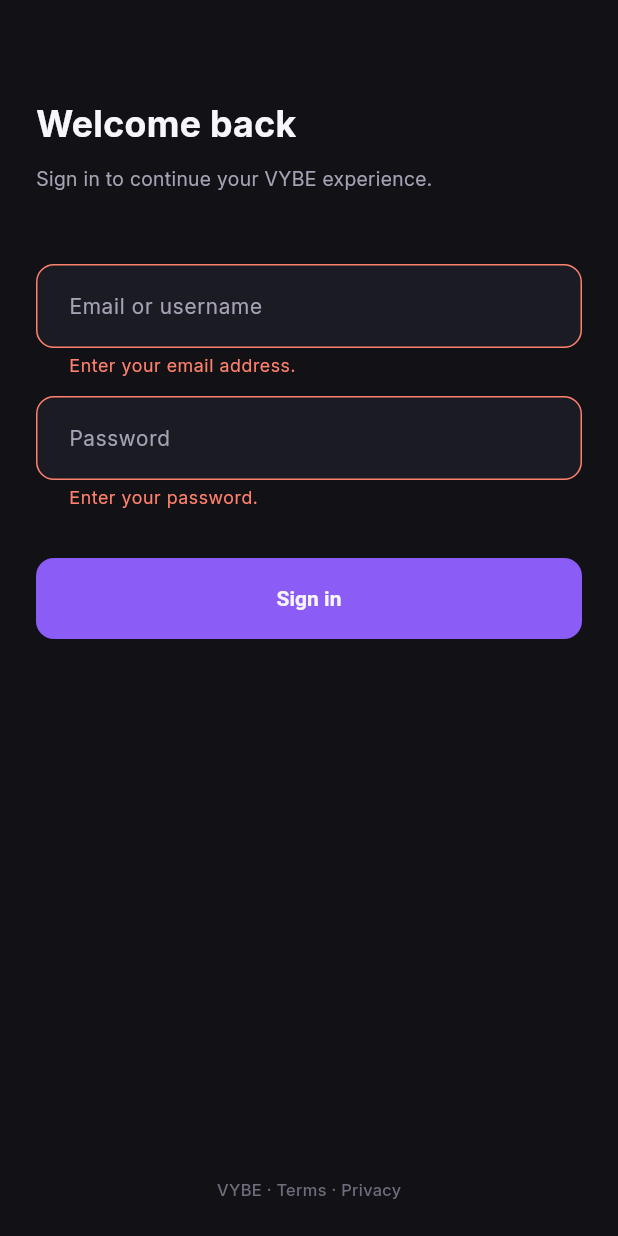
After one commit to WalterLugalia/vybe, a Flutter app: the SignInScreen screen opened by its route, after a tap on "Sign in", on a phone screen of 412 x 824 dp. The commit adds this screen. Run offline on Flutter 3.47's test engine with Material 3 defaults, Android fonts, the phone set to English and light mode, and no system bars; our stand-ins replace connectivity_plus, dio, flutter_dotenv, flutter_riverpod, go_router, hive_flutter and 1 more; accounts and stored records are empty.

Commit message:
feat(auth): add sign in screen with shared button and text field
- Add SignInScreen with email and password form, loading state and error message
- Add AppButton and AppTextField driven by the theme
- Add input decoration and filled button themes, AppSpacing, border and tertiary colors
- Add email and required-password validators with tests
- Add AuthFooter and the /sign-in route
- Defer password visibility, forgot password link and username sign-in

```diff
--- a/lib/app/router/app_router.dart
+++ b/lib/app/router/app_router.dart
@@ -2,6 +2,7 @@ import 'package:flutter/foundation.dart';
 import 'package:flutter_riverpod/flutter_riverpod.dart';
 import 'package:go_router/go_router.dart';
 
+import '../../features/auth/screens/sign_in_screen.dart';
 import '../../features/auth/screens/splash_screen.dart';
 import 'route_names.dart';
 import 'route_paths.dart';
@@ -16,6 +17,11 @@ final appRouterProvider = Provider<GoRouter>((ref) {
         name: RouteNames.splash,
         builder: (context, state) => const SplashScreen(),
       ),
+      GoRoute(
+        path: RoutePaths.signIn,
+        name: RouteNames.signIn,
+        builder: (context, state) => const SignInScreen(),
+      ),
     ],
   );
 
--- a/lib/app/router/route_names.dart
+++ b/lib/app/router/route_names.dart
@@ -1,3 +1,4 @@
 abstract final class RouteNames {
   static const String splash = 'splash';
+  static const String signIn = 'signIn';
 }
--- a/lib/app/router/route_paths.dart
+++ b/lib/app/router/route_paths.dart
@@ -1,3 +1,4 @@
 abstract final class RoutePaths {
   static const String splash = '/splash';
+  static const String signIn = '/sign-in';
 }
--- a/lib/app/theme/app_colors.dart
+++ b/lib/app/theme/app_colors.dart
@@ -7,4 +7,6 @@ abstract final class AppColors {
   static const Color coral = Color(0xFFFF806B);
   static const Color textPrimary = Color(0xFFF7F6FB);
   static const Color textSecondary = Color(0xFFA5A2B3);
+  static const Color textTertiary = Color(0xFF6F6C7B);
+  static const Color border = Color(0xFF30303D);
 }
--- /dev/null
+++ b/lib/app/theme/app_spacing.dart
@@ -0,0 +1,5 @@
+abstract final class AppSpacing {
+  static const double screenHorizontal = 24;
+  static const double fieldGap = 12;
+  static const double radius = 12;
+}
--- /dev/null
+++ b/lib/core/utils/validators.dart
@@ -0,0 +1,21 @@
+abstract final class Validators {
+  static final RegExp _emailPattern = RegExp(r'^[^@\s]+@[^@\s]+\.[^@\s]+$');
+
+  static String? email(String? value) {
+    final text = value?.trim() ?? '';
+    if (text.isEmpty) {
+      return 'Enter your email address.';
+    }
+    if (!_emailPattern.hasMatch(text)) {
+      return 'Enter a valid email address.';
+    }
+    return null;
+  }
+
+  static String? requiredPassword(String? value) {
+    if (value == null || value.isEmpty) {
+      return 'Enter your password.';
+    }
+    return null;
+  }
+}
--- /dev/null
+++ b/lib/features/auth/providers/auth_provider.dart
@@ -0,0 +1,74 @@
+import 'package:flutter_riverpod/flutter_riverpod.dart';
+
+import '../../../core/errors/app_exception.dart';
+import '../repositories/auth_repository.dart';
+import '../services/auth_service.dart';
+import 'auth_state.dart';
+
+final authServiceProvider = Provider<AuthService>((ref) => AuthService());
+
+final authRepositoryProvider = Provider<AuthRepository>((ref) {
+  return AuthRepository(ref.watch(authServiceProvider));
+});
+
+final authProvider = NotifierProvider<AuthNotifier, AuthState>(
+  AuthNotifier.new,
+);
+
+class AuthNotifier extends Notifier<AuthState> {
+  AuthRepository get _repository => ref.read(authRepositoryProvider);
+
+  @override
+  AuthState build() {
+    final repository = ref.watch(authRepositoryProvider);
+
+    final subscription = repository.userChanges.listen(
+      (user) {
+        state = AuthState(user: user, isBusy: state.isBusy);
+      },
+      onError: (Object error) {
+        state = AuthState(
+          user: state.user,
+          error: UnknownException(cause: error),
+        );
+      },
+    );
+    ref.onDispose(subscription.cancel);
+
+    return AuthState(user: repository.currentUser);
+  }
+
+  Future<void> signUp({
+    required String email,
+    required String password,
+    required String fullName,
+    required String username,
+  }) {
+    return _run(
+      () => _repository.signUp(
+        email: email,
+        password: password,
+        fullName: fullName,
+        username: username,
+      ),
+    );
+  }
+
+  Future<void> signIn({required String email, required String password}) {
+    return _run(() => _repository.signIn(email: email, password: password));
+  }
+
+  Future<void> signOut() {
+    return _run(_repository.signOut);
+  }
+
+  Future<void> _run(Future<void> Function() action) async {
+    state = AuthState(user: state.user, isBusy: true);
+    try {
+      await action();
+      state = AuthState(user: _repository.currentUser);
+    } on AppException catch (error) {
+      state = AuthState(user: state.user, error: error);
+    }
+  }
+}
--- /dev/null
+++ b/lib/features/auth/screens/sign_in_screen.dart
@@ -0,0 +1,133 @@
+import 'package:flutter/material.dart';
+import 'package:flutter_riverpod/flutter_riverpod.dart';
+import 'package:vybe/features/auth/providers/auth_provider.dart';
+
+import '../../../app/theme/app_colors.dart';
+import '../../../app/theme/app_spacing.dart';
+import '../../../app/theme/app_text_styles.dart';
+import '../../../core/utils/validators.dart';
+import '../../../shared/widgets/app_button.dart';
+import '../../../shared/widgets/app_text_field.dart';
+
+import '../widgets/auth_footer.dart';
+
+class SignInScreen extends ConsumerStatefulWidget {
+  const SignInScreen({super.key});
+
+  @override
+  ConsumerState<SignInScreen> createState() => _SignInScreenState();
+}
+
+class _SignInScreenState extends ConsumerState<SignInScreen> {
+  final _formKey = GlobalKey<FormState>();
+  final _emailController = TextEditingController();
+  final _passwordController = TextEditingController();
+
+  @override
+  void dispose() {
+    _emailController.dispose();
+    _passwordController.dispose();
+    super.dispose();
+  }
+
+  Future<void> _submit() async {
+    FocusScope.of(context).unfocus();
+    if (!(_formKey.currentState?.validate() ?? false)) {
+      return;
+    }
+    await ref.read(authProvider.notifier).signIn(
+          email: _emailController.text.trim(),
+          password: _passwordController.text,
+        );
+  }
+
+  @override
+  Widget build(BuildContext context) {
+    final authState = ref.watch(authProvider);
+    final error = authState.error;
+
+    return Scaffold(
+      body: SafeArea(
+        child: Column(
+          children: [
+            Expanded(
+              child: SingleChildScrollView(
+                padding: const EdgeInsets.symmetric(
+                  horizontal: AppSpacing.screenHorizontal,
+                ),
+                child: Column(
+                  crossAxisAlignment: CrossAxisAlignment.start,
+                  children: [
+                    const SizedBox(height: 64),
+                    Text(
+                      'Welcome back',
+                      style: AppTextStyles.headline.copyWith(
+                        color: AppColors.textPrimary,
+                      ),
+                    ),
+                    const SizedBox(height: 10),
+                    Text(
+                      'Sign in to continue your VYBE experience.',
+                      style: AppTextStyles.tagline.copyWith(
+                        color: AppColors.textSecondary,
+                      ),
+                    ),
+                    const SizedBox(height: 48),
+                    Form(
+                      key: _formKey,
+                      autovalidateMode: AutovalidateMode.onUserInteraction,
+                      child: AutofillGroup(
+                        child: Column(
+                          children: [
+                            AppTextField(
+                              controller: _emailController,
+                              hintText: 'Email or username',
+                              validator: Validators.email,
+                              keyboardType: TextInputType.emailAddress,
+                              textInputAction: TextInputAction.next,
+                              autofillHints: const [AutofillHints.email],
+                            ),
+                            const SizedBox(height: AppSpacing.fieldGap),
+                            AppTextField(
+                              controller: _passwordController,
+                              hintText: 'Password',
+                              validator: Validators.requiredPassword,
+                              obscureText: true,
+                              textInputAction: TextInputAction.done,
+                              autofillHints: const [AutofillHints.password],
+                              onSubmitted: (_) => _submit(),
+                            ),
+                          ],
+                        ),
+                      ),
+                    ),
+                    const SizedBox(height: 32),
+                    AppButton(
+                      label: 'Sign in',
+                      isLoading: authState.isBusy,
+                      onPressed: _submit,
+                    ),
+                    if (error != null) ...[
+                      const SizedBox(height: 16),
+                      Semantics(
+                        liveRegion: true,
+                        child: Text(
+                          error.message,
+                          textAlign: TextAlign.center,
+                          style: AppTextStyles.caption.copyWith(
+                            color: AppColors.coral,
+                          ),
+                        ),
+                      ),
+                    ],
+                  ],
+                ),
+              ),
+            ),
+            const AuthFooter(),
+          ],
+        ),
+      ),
+    );
+  }
+}
--- /dev/null
+++ b/lib/features/auth/widgets/auth_footer.dart
@@ -0,0 +1,19 @@
+import 'package:flutter/material.dart';
+
+import '../../../app/theme/app_colors.dart';
+import '../../../app/theme/app_text_styles.dart';
+
+class AuthFooter extends StatelessWidget {
+  const AuthFooter({super.key});
+
+  @override
+  Widget build(BuildContext context) {
+    return Padding(
+      padding: const EdgeInsets.only(bottom: 24),
+      child: Text(
+        'VYBE · Terms · Privacy',
+        style: AppTextStyles.label.copyWith(color: AppColors.textTertiary),
+      ),
+    );
+  }
+}
--- /dev/null
+++ b/lib/shared/widgets/app_button.dart
@@ -0,0 +1,34 @@
+import 'package:flutter/material.dart';
+
+import '../../app/theme/app_colors.dart';
+
+class AppButton extends StatelessWidget {
+  const AppButton({
+    super.key,
+    required this.label,
+    required this.onPressed,
+    this.isLoading = false,
+  });
+
+  final String label;
+  final VoidCallback? onPressed;
+  final bool isLoading;
+
+  @override
+  Widget build(BuildContext context) {
+    return FilledButton(
+      onPressed: isLoading ? null : onPressed,
+      child: isLoading
+          ? SizedBox(
+              width: 20,
+              height: 20,
+              child: CircularProgressIndicator(
+                strokeWidth: 2,
+                color: AppColors.textPrimary,
+                semanticsLabel: label,
+              ),
+            )
+          : Text(label),
+    );
+  }
+}
--- /dev/null
+++ b/lib/shared/widgets/app_text_field.dart
@@ -0,0 +1,44 @@
+import 'package:flutter/material.dart';
+
+import '../../app/theme/app_colors.dart';
+import '../../app/theme/app_text_styles.dart';
+
+class AppTextField extends StatelessWidget {
+  const AppTextField({
+    super.key,
+    required this.controller,
+    required this.hintText,
+    this.validator,
+    this.obscureText = false,
+    this.keyboardType,
+    this.textInputAction,
+    this.autofillHints,
+    this.onSubmitted,
+  });
+
+  final TextEditingController controller;
+  final String hintText;
+  final FormFieldValidator<String>? validator;
+  final bool obscureText;
+  final TextInputType? keyboardType;
+  final TextInputAction? textInputAction;
+  final Iterable<String>? autofillHints;
+  final ValueChanged<String>? onSubmitted;
+
+  @override
+  Widget build(BuildContext context) {
+    return TextFormField(
+      controller: controller,
+      validator: validator,
+      obscureText: obscureText,
+      keyboardType: keyboardType,
+      textInputAction: textInputAction,
+      autofillHints: autofillHints,
+      onFieldSubmitted: onSubmitted,
+      autocorrect: !obscureText,
+      enableSuggestions: !obscureText,
+      style: AppTextStyles.body.copyWith(color: AppColors.textPrimary),
+      decoration: InputDecoration(hintText: hintText),
+    );
+  }
+}
```
Also changed, not shown: lib/app/theme/app_theme.dart (+43 -1 lines), 1 other file.
